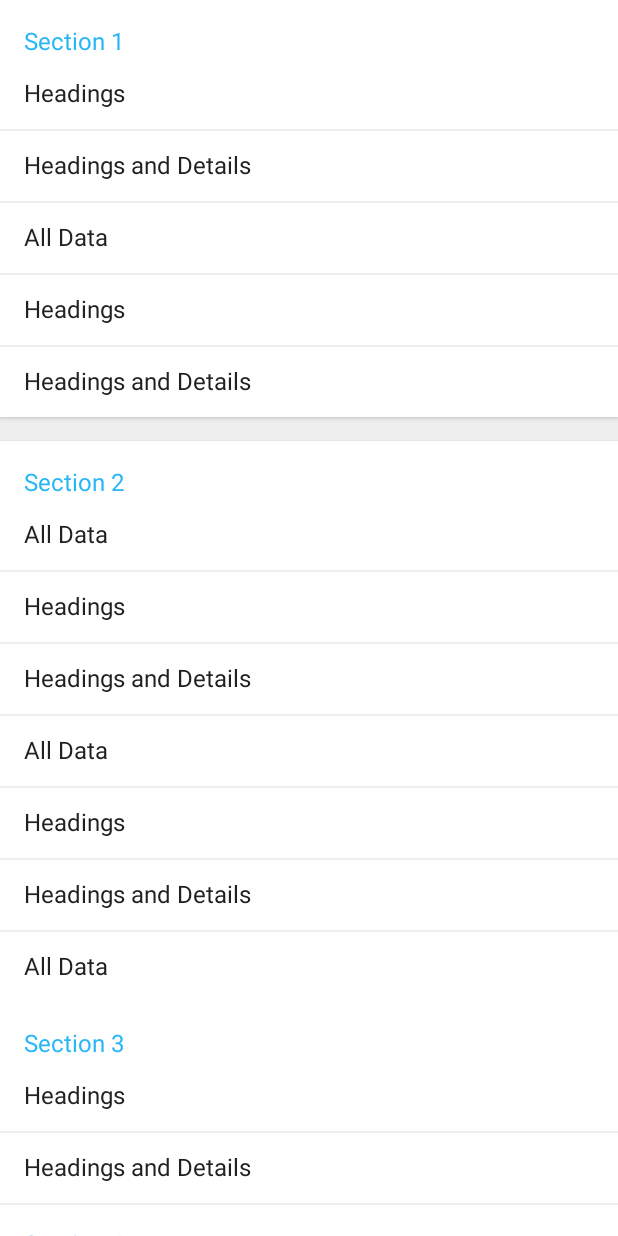
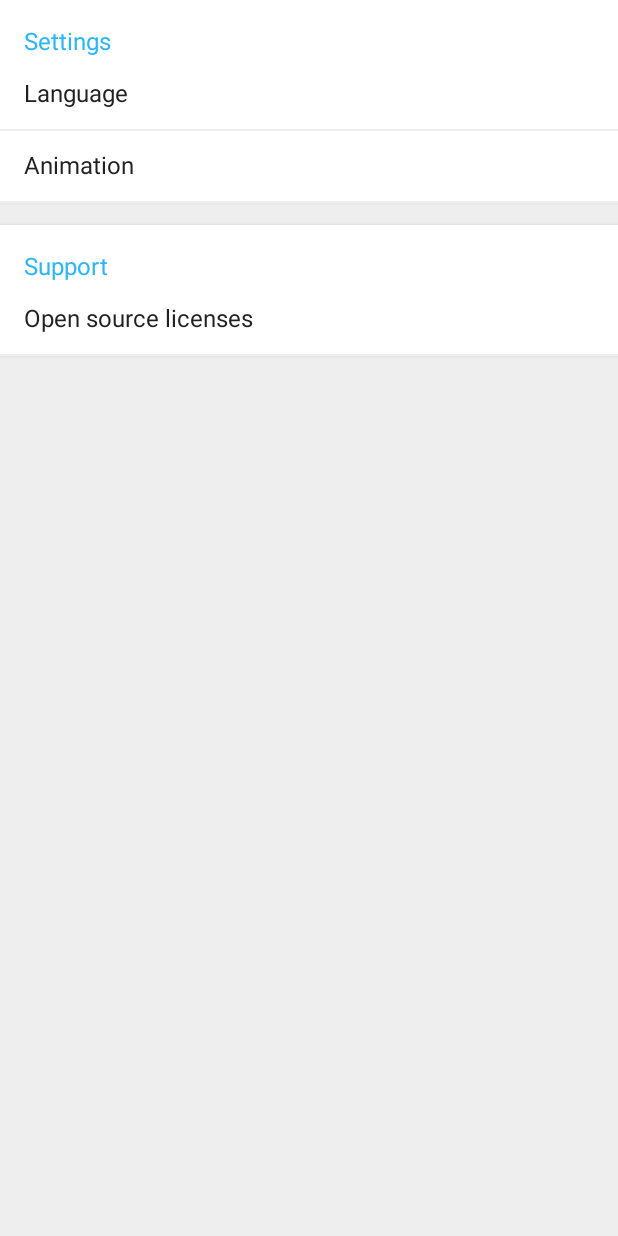
Before and after one commit to hadifar/Flashcard, an Android app: the fragment FragmentSettings shown on its own in the app's theme, on a phone screen of 412 x 824 dp. Run offline under Robolectric (Android 15) with nearby library versions, the phone set to English and light mode, and no system bars; our stand-ins replace ButterKnife; 2 statements that could not run were skipped.

Commit message:
settings logic changed.

```diff
--- /dev/null
+++ b/app/src/main/java/net/hadifar/dope/model/SettingEntity.java
@@ -0,0 +1,34 @@
+package net.hadifar.dope.model;
+
+/**
+ * Created by Amir on 5/3/2016 AD
+ * Project : Flashcard
+ * GitHub  : @AmirHadifar
+ * Twitter : @AmirHadifar
+ */
+public class SettingEntity {
+
+    int settingType;
+    Integer title;
+    Object subtitle;
+
+    public SettingEntity(int settingType, Integer titleResId, Object subTitleResId) {
+        this.settingType = settingType;
+        this.title = titleResId;
+        this.subtitle = subTitleResId;
+    }
+
+    public int getSettingType() {
+        return settingType;
+    }
+
+    public Integer getTitle() {
+        return title;
+    }
+
+    public Object getSubtitle() {
+        return subtitle;
+    }
+
+
+}
--- a/app/src/main/java/net/hadifar/dope/storage/SettingsManager.java
+++ b/app/src/main/java/net/hadifar/dope/storage/SettingsManager.java
@@ -2,6 +2,11 @@ package net.hadifar.dope.storage;
 
 import android.content.Context;
 import android.content.SharedPreferences;
+import android.content.res.Configuration;
+import android.content.res.Resources;
+import android.preference.PreferenceManager;
+
+import java.util.Locale;
 
 /**
  * Amir Hadifar on 01/08/2015
@@ -11,7 +16,10 @@ import android.content.SharedPreferences;
  */
 
 public class SettingsManager {
+
     public static final String DEFAULT_PREFERENCES_NAME = "defaultPreferences";
+
+    private static final String SELECTED_LANGUAGE = "SelectedLanguage";
 
     public static final String PREFERENCE_FIRST_RUN = "isFirstRun";
     public static final String PREFERENCE_SHOWCASE_AGENTS = "showcaseAgents";
@@ -21,17 +29,10 @@ public class SettingsManager {
     public static final String PREFERENCE_SHOWCASE_LAWBOOK_FAVORITE = "showcaseLawBookFavorite";
 
 
-    public static SharedPreferences getDefaultPreferences(Context context) {
+    private static SharedPreferences getDefaultPreferences(Context context) {
         return context.getSharedPreferences(DEFAULT_PREFERENCES_NAME, Context.MODE_PRIVATE);
     }
 
-    public static boolean isFirstRun(Context context) {
-        SharedPreferences preferences = getDefaultPreferences(context);
-        boolean isFirstRun = preferences.getBoolean(PREFERENCE_FIRST_RUN, true);
-        preferences.edit().putBoolean(PREFERENCE_FIRST_RUN, false).commit();
-
-        return isFirstRun;
-    }
 
     public static int getAppLatestVersionCode(Context context) {
         SharedPreferences preferences = getDefaultPreferences(context);
@@ -42,4 +43,50 @@ public class SettingsManager {
         SharedPreferences preferences = getDefaultPreferences(context);
         preferences.edit().putInt(PREFERENCE_APP_LATEST_VERSION_CODE, versionCode).commit();
     }
+
+
+    //
+    public static void onCreate(Context context) {
+        String lang = getPersistedData(context, Locale.getDefault().getLanguage());
+        setLocale(context, lang);
+    }
+
+    public static void onCreate(Context context, String defaultLanguage) {
+        String lang = getPersistedData(context, defaultLanguage);
+        setLocale(context, lang);
+    }
+
+    public static String getLanguage(Context context) {
+        return getPersistedData(context, Locale.getDefault().getLanguage());
+    }
+
+    public static void setLocale(Context context, String language) {
+        persist(context, language);
+        updateResources(context, language);
+    }
+
+    private static String getPersistedData(Context context, String defaultLanguage) {
+        SharedPreferences preferences = PreferenceManager.getDefaultSharedPreferences(context);
+        return preferences.getString(SELECTED_LANGUAGE, defaultLanguage);
+    }
+
+    private static void persist(Context context, String language) {
+        SharedPreferences preferences = PreferenceManager.getDefaultSharedPreferences(context);
+        SharedPreferences.Editor editor = preferences.edit();
+
+        editor.putString(SELECTED_LANGUAGE, language);
+        editor.apply();
+    }
+
+    private static void updateResources(Context context, String language) {
+        Locale locale = new Locale(language);
+        Locale.setDefault(locale);
+
+        Resources resources = context.getResources();
+
+        Configuration configuration = resources.getConfiguration();
+        configuration.locale = locale;
+
+        resources.updateConfiguration(configuration, resources.getDisplayMetrics());
+    }
 }
--- a/app/src/main/java/net/hadifar/dope/ui/activity/BaseActivity.java
+++ b/app/src/main/java/net/hadifar/dope/ui/activity/BaseActivity.java
@@ -18,17 +18,16 @@ public abstract class BaseActivity extends AppCompatActivity {
     public void onCreate(Bundle savedInstanceState) {
         super.onCreate(savedInstanceState);
         //sending uncaughtExceptions to analytics server
-        //todo uncomment this
-        Thread.setDefaultUncaughtExceptionHandler(new Thread.UncaughtExceptionHandler() {
-            @Override
-            public void uncaughtException(Thread thread, Throwable throwable) {
-                try {
-                    AnalyticsTrackers.analyticLogCrash(BaseActivity.this, throwable);
-                    startActivity(new Intent(BaseActivity.this, ExceptionActivity.class));
-                    System.exit(0);
-                } catch (Exception e) {}
-            }
-        });
+//        Thread.setDefaultUncaughtExceptionHandler(new Thread.UncaughtExceptionHandler() {
+//            @Override
+//            public void uncaughtException(Thread thread, Throwable throwable) {
+//                try {
+//                    AnalyticsTrackers.analyticLogCrash(BaseActivity.this, throwable);
+//                    startActivity(new Intent(BaseActivity.this, ExceptionActivity.class));
+//                    System.exit(0);
+//                } catch (Exception e) {}
+//            }
+//        });
     }
 
 
--- a/app/src/main/java/net/hadifar/dope/ui/adapter/SettingsAdapter.java
+++ b/app/src/main/java/net/hadifar/dope/ui/adapter/SettingsAdapter.java
@@ -1,89 +1,86 @@
-package net.hadifar.dope.ui.adapter;
-
-import android.content.Context;
-import android.support.v7.widget.RecyclerView;
-import android.view.LayoutInflater;
-import android.view.View;
-import android.view.ViewGroup;
-import android.widget.TextView;
-
-import net.hadifar.dope.R;
-
-import java.util.Arrays;
-import java.util.List;
-
-import butterknife.Bind;
-import butterknife.ButterKnife;
-
-/**
- * Created by Amir on 4/28/2016 AD
- * Project : Flashcard
- * GitHub  : @AmirHadifar
- * Twitter : @AmirHadifar
- */
-public class SettingsAdapter extends BaseAdapter {
-
-
-    private final Context mContext;
-    private List<String> items;
-
-    public SettingsAdapter(Context context) {
-        mContext = context;
-        items = Arrays.asList(mContext.getResources().getStringArray(R.array.listArray));
-    }
-
-    @Override
-    public RecyclerView.ViewHolder onCreateViewHolder(final ViewGroup viewGroup, final int itemType) {
-
-
-        View rootView = LayoutInflater.from(mContext).inflate(R.layout.row_setting_items, viewGroup, false);
-        return new ViewHolder(rootView);
-
-
-    }
-
-    @Override
-    public void onBindViewHolder(RecyclerView.ViewHolder viewHolder, final int position) {
-
-        ((ViewHolder) viewHolder).bindView(getItem(position));
-
-    }
-
-
-    public String getItem(int position) {
-        return items.get(position);
-    }
-
-
-    @Override
-    public void removeItem(Object entity) {
-    }
-
-
-    @Override
-    public void addItem(Object entity) {
-    }
-
-
-    @Override
-    public int getItemCount() {
-        return items.size();
-    }
-
-    public class ViewHolder extends RecyclerView.ViewHolder {
-
-        @Bind(R.id.txt_setting_title)
-        TextView setting;
-
-        public ViewHolder(View itemView) {
-            super(itemView);
-            ButterKnife.bind(this, itemView);
-        }
-
-        public void bindView(String s) {
-            setting.setText(s);
-        }
-
-
-    }
-}
+//package net.hadifar.dope.ui.adapter;
+//
+//import android.content.Context;
+//import android.support.v7.widget.RecyclerView;
+//import android.view.LayoutInflater;
+//import android.view.View;
+//import android.view.ViewGroup;
+//import android.widget.TextView;
+//
+//import net.hadifar.dope.R;
+//
+//import java.util.Arrays;
+//import java.util.List;
+//
+//import butterknife.Bind;
+//import butterknife.ButterKnife;
+//
+///**
+// * Created by Amir on 4/28/2016 AD
+// * Project : Flashcard
+// * GitHub  : @AmirHadifar
+// * Twitter : @AmirHadifar
+// */
+//public class SettingsAdapter extends BaseAdapter {
+//
+//
+//    private final Context mContext;
+//
+//    public SettingsAdapter(Context context) {
+//        mContext = context;
+//    }
+//
+//    @Override
+//    public RecyclerView.HeaderHolder onCreateViewHolder(final ViewGroup viewGroup, final int itemType) {
+//
+//
+//        View rootView = LayoutInflater.from(mContext).inflate(R.layout.row_setting_items, viewGroup, false);
+//        return new HeaderHolder(rootView);
+//
+//
+//    }
+//
+//    @Override
+//    public void onBindViewHolder(RecyclerView.HeaderHolder viewHolder, final int position) {
+//
+//        ((HeaderHolder) viewHolder).bindView(getItem(position));
+//
+//    }
+//
+//
+//    public String getItem(int position) {
+//        return items.get(position);
+//    }
+//
+//
+//    @Override
+//    public void removeItem(Object entity) {
+//    }
+//
+//
+//    @Override
+//    public void addItem(Object entity) {
+//    }
+//
+//
+//    @Override
+//    public int getItemCount() {
+//        return items.size();
+//    }
+//
+//    public class HeaderHolder extends RecyclerView.HeaderHolder {
+//
+//        @Bind(R.id.txt_setting_title)
+//        TextView setting;
+//
+//        public HeaderHolder(View itemView) {
+//            super(itemView);
+//            ButterKnife.bind(this, itemView);
+//        }
+//
+//        public void bindView(String s) {
+//            setting.setText(s);
+//        }
+//
+//    }
+//}
--- a/app/src/main/java/net/hadifar/dope/ui/fragment/FragmentSettings.java
+++ b/app/src/main/java/net/hadifar/dope/ui/fragment/FragmentSettings.java
@@ -1,17 +1,24 @@
 package net.hadifar.dope.ui.fragment;
 
+import android.content.Context;
+import android.graphics.Canvas;
+import android.graphics.Rect;
+import android.graphics.drawable.Drawable;
 import android.os.Bundle;
+import android.support.v4.content.ContextCompat;
 import android.support.v7.widget.LinearLayoutManager;
 import android.support.v7.widget.RecyclerView;
 import android.view.LayoutInflater;
 import android.view.View;
 import android.view.ViewGroup;
+import android.widget.TextView;
 
 import net.hadifar.dope.R;
+import net.hadifar.dope.model.SettingEntity;
+import net.hadifar.dope.storage.SettingsManager;
 import net.hadifar.dope.ui.adapter.BaseAdapter;
-import net.hadifar.dope.ui.adapter.SectionAdapter;
-import net.hadifar.dope.ui.adapter.SettingsAdapter;
-import net.hadifar.dope.ui.widget.DividerItemDecorator;
+import net.hadifar.dope.ui.listeners.OnBindView;
+import net.hadifar.dope.utils.Utils;
 
 import java.util.ArrayList;
 import java.util.List;
@@ -31,10 +38,26 @@ public class FragmentSettings extends BaseFragment {
     RecyclerView recyclerView;
 
 
+    private final int SETTING_HEADER = 0;
+    private final int SETTING_SIMPLE_TEXT = 1;
+    private final int SETTING_COMPLEX_TEXT = 2;
+    private final int SETTING_SWITCH = 3;
+    private final int SETTING_DIALOG = 4;
+
+    private int settingCount = 0;
+    private int settingSettings = settingCount++;
+    private int settingLanguage = settingCount++;
+    private int settingAnimation = settingCount++;
+    private int settingSupport = settingCount++;
+    private int settingOpenSource = settingCount++;
+
+    List<SettingEntity> settings;
+
     @Override
     public View onCreateView(LayoutInflater inflater, ViewGroup container, Bundle savedInstanceState) {
         View view = inflater.inflate(R.layout.fragment_settings, container, false);
         ButterKnife.bind(this, view);
+
         return view;
     }
 
@@ -42,90 +65,153 @@ public class FragmentSettings extends BaseFragment {
     @Override
     public void onViewCreated(View view, Bundle savedInstanceState) {
 
-        BaseAdapter adapter = new SettingsAdapter(getActivity());
+        BaseAdapter adapter = new SettingsAdapter();
         recyclerView.setLayoutManager(new LinearLayoutManager(getActivity()));
-        recyclerView.setHasFixedSize(true);
         recyclerView.addItemDecoration(new DividerItemDecorator(getActivity()));
-//        recyclerView.setAdapter(adapter);adapter
 
-        List<SectionAdapter.Section> sections = new ArrayList<SectionAdapter.Section>();
-        //Sections
-        sections.add(new SectionAdapter.Section(0, "Section 1"));
-        sections.add(new SectionAdapter.Section(5, "Section 2"));
-        sections.add(new SectionAdapter.Section(12, "Section 3"));
-        sections.add(new SectionAdapter.Section(14, "Section 4"));
-        sections.add(new SectionAdapter.Section(20, "Section 5"));
+        initSettings();
 
-        SectionAdapter.Section[] dummy = new SectionAdapter.Section[sections.size()];
-        SectionAdapter mSectionedAdapter = new SectionAdapter(getActivity(), R.layout.row_setting_section_items, adapter);
-        mSectionedAdapter.setSections(sections.toArray(dummy));
+        recyclerView.setAdapter(adapter);
 
-        recyclerView.setAdapter(mSectionedAdapter);
     }
 
-//
-//    public class SettingsAdapter extends BaseAdapter {
-//
-//        private final Context mContext;
-//        private List<Object> items;
-//
-//        public SettingsAdapter(Context context) {
-//            mContext = context;
-//            items = new ArrayList<>();
-//        }
-//
-//        @Override
-//        public RecyclerView.ViewHolder onCreateViewHolder(final ViewGroup viewGroup, final int itemType) {
-//
-//                    View rootView = LayoutInflater.from(mContext).inflate(R.layout.row_setting_items, viewGroup, false);
-//                    return new ViewHolder(rootView);
-//
-//
-//
-//        }
-//
-//        @Override
-//        public void onBindViewHolder(RecyclerView.ViewHolder viewHolder, final int position) {
-//
-//            ((ViewHolder) viewHolder).bindView((String) getItem(position));
-//
-//        }
-//
-//
-//        public Object getItem(int position) {
-//            return items.get(position);
-//        }
-//
-//
-//        @Override
-//        public void removeItem(Object entity) {
-//        }
-//
-//
-//        @Override
-//        public void addItem(Object entity) {
-//        }
-//
-//
-//        @Override
-//        public int getItemCount() {
-//            return items.size();
-//        }
-//
-//        public class ViewHolder extends RecyclerView.ViewHolder {
-//
-//            @Bind(R.id.txt_setting_title)
-//            TextView setting;
-//
-//            public ViewHolder(View itemView) {
-//                super(itemView);
-//                ButterKnife.bind(this, itemView);
-//            }
-//
-//            public void bindView(String s) {
-//                setting.setText(s);
-//            }
-//        }
-//
-//    }
+    private void initSettings() {
+        settings = new ArrayList<>();
+        settings.add(new SettingEntity(SETTING_HEADER, R.string.setting_settings, null));
+        settings.add(new SettingEntity(SETTING_SIMPLE_TEXT, R.string.setting_language, SettingsManager.getLanguage(getActivity())));
+        settings.add(new SettingEntity(SETTING_SWITCH, R.string.setting_animation, null));
+        settings.add(new SettingEntity(SETTING_HEADER, R.string.setting_support, null));
+        settings.add(new SettingEntity(SETTING_SIMPLE_TEXT, R.string.setting_open_source_licenses, R.string.setting_license_details));
+
+    }
+
+    public class SettingsAdapter extends BaseAdapter {
+
+        @Override
+        public RecyclerView.ViewHolder onCreateViewHolder(final ViewGroup viewGroup, final int itemType) {
+
+            View rootView;
+            switch (itemType) {
+                case SETTING_HEADER:
+                    rootView = LayoutInflater.from(getActivity()).inflate(R.layout.row_setting_header_items, viewGroup, false);
+                    return new HeaderHolder(rootView);
+                case SETTING_SIMPLE_TEXT:
+                    rootView = LayoutInflater.from(getActivity()).inflate(R.layout.row_setting_items, viewGroup, false);
+                    return new SimpleHolder(rootView);
+                default:
+                    return null;
+            }
+        }
+
+        @Override
+        public int getItemViewType(int position) {
+            if (position == settingSettings || position == settingSupport)
+                return SETTING_HEADER;
+            else
+                return SETTING_SIMPLE_TEXT;
+        }
+
+        @Override
+        public void onBindViewHolder(RecyclerView.ViewHolder viewHolder, final int position) {
+            ((OnBindView) viewHolder).bindView(getItem(position));
+        }
+
+
+        public SettingEntity getItem(int position) {
+            return settings.get(position);
+        }
+
+
+        @Override
+        public void removeItem(Object entity) {
+        }
+
+
+        @Override
+        public void addItem(Object entity) {
+        }
+
+
+        @Override
+        public int getItemCount() {
+            return settings.size();
+        }
+
+        public class HeaderHolder extends RecyclerView.ViewHolder implements OnBindView {
+
+            @Bind(R.id.txt_setting_title)
+            TextView setting;
+
+            public HeaderHolder(View itemView) {
+                super(itemView);
+                ButterKnife.bind(this, itemView);
+            }
+
+            public void bindView(SettingEntity settingEntity) {
+                setting.setText(settingEntity.getTitle());
+            }
+        }
+
+        public class SimpleHolder extends RecyclerView.ViewHolder implements OnBindView {
+
+            @Bind(R.id.txt_setting_title)
+            TextView setting;
+
+            public SimpleHolder(View itemView) {
+                super(itemView);
+                ButterKnife.bind(this, itemView);
+            }
+
+            public void bindView(SettingEntity settingEntity) {
+                setting.setText(settingEntity.getTitle());
+            }
+        }
+
+    }
+
+    public class DividerItemDecorator extends RecyclerView.ItemDecoration {
+
+        private int defaultMargin = 0;
+
+        private Drawable mDivider;
+
+        public DividerItemDecorator(Context context) {
+            mDivider = ContextCompat.getDrawable(context, R.drawable.default_divider);
+            defaultMargin = Utils.dpToPx(16);
+        }
+
+        @Override
+        public void onDrawOver(Canvas c, RecyclerView recyclerView, RecyclerView.State state) {
+            int left = recyclerView.getPaddingLeft();
+            int right = recyclerView.getWidth() - recyclerView.getPaddingRight();
+
+            int childCount = recyclerView.getChildCount();
+            for (int i = 0; i < childCount; i++) {
+                View child = recyclerView.getChildAt(i);
+                int pos = recyclerView.getChildAdapterPosition(child);
+
+                if (pos == settingSettings || pos == settingSupport)
+                    continue;
+
+
+                RecyclerView.LayoutParams params = (RecyclerView.LayoutParams) child.getLayoutParams();
+
+                int top = child.getBottom() + params.bottomMargin;
+                int bottom = top + mDivider.getIntrinsicHeight();
+
+                mDivider.setBounds(left, top, right, bottom);
+                mDivider.draw(c);
+            }
+        }
+
+        @Override
+        public void getItemOffsets(Rect outRect, View view, RecyclerView parent, RecyclerView.State state) {
+            super.getItemOffsets(outRect, view, parent, state);
+
+            int pos = parent.getChildAdapterPosition(view);
+            if (pos == settingSupport) {
+                outRect.top = defaultMargin;
+            }
+        }
+    }
 }
--- /dev/null
+++ b/app/src/main/java/net/hadifar/dope/ui/listeners/OnBindView.java
@@ -0,0 +1,13 @@
+package net.hadifar.dope.ui.listeners;
+
+import net.hadifar.dope.model.SettingEntity;
+
+/**
+ * Created by Amir on 5/3/2016 AD
+ * Project : Flashcard
+ * GitHub  : @AmirHadifar
+ * Twitter : @AmirHadifar
+ */
+public interface OnBindView {
+    public void bindView(SettingEntity s);
+}
--- a/app/src/main/java/net/hadifar/dope/ui/widget/DividerItemDecorator.java
+++ b/app/src/main/java/net/hadifar/dope/ui/widget/DividerItemDecorator.java
@@ -12,51 +12,3 @@ import android.view.View;
 
 import net.hadifar.dope.R;
 import net.hadifar.dope.utils.Utils;
-
-public class DividerItemDecorator extends RecyclerView.ItemDecoration {
-
-    private int defaultMargin = 0;
-
-    private Drawable mDivider;
-
-    public DividerItemDecorator(Context context) {
-        mDivider = ContextCompat.getDrawable(context, R.drawable.default_divider);
-        defaultMargin = Utils.dpToPx(16);
-    }
-
-    @Override
-    public void onDrawOver(Canvas c, RecyclerView recyclerView, RecyclerView.State state) {
-        int left = recyclerView.getPaddingLeft();
-        int right = recyclerView.getWidth() - recyclerView.getPaddingRight();
-
-        int childCount = recyclerView.getChildCount();
-        for (int i = 0; i < childCount; i++) {
-            View child = recyclerView.getChildAt(i);
-            int pos = recyclerView.getChildAdapterPosition(child);
-
-            //TODO change this due to settings options
-            if (pos == 0 || pos == 5 || pos == 6 || pos == 13 || pos == 14)
-                continue;
-
-
-            RecyclerView.LayoutParams params = (RecyclerView.LayoutParams) child.getLayoutParams();
-
-            int top = child.getBottom() + params.bottomMargin;
-            int bottom = top + mDivider.getIntrinsicHeight();
-
-            mDivider.setBounds(left, top, right, bottom);
-            mDivider.draw(c);
-        }
-    }
-
-    @Override
-    public void getItemOffsets(Rect outRect, View view, RecyclerView parent, RecyclerView.State state) {
-        super.getItemOffsets(outRect, view, parent, state);
-
-        int pos = parent.getChildAdapterPosition(view);
-        //TODO change this due to settings options
-        if (pos == 6) {
-            outRect.top = defaultMargin;
-        }
-    }
-}
--- a/app/src/main/java/net/hadifar/dope/utils/LocalHelper.java
+++ /dev/null
@@ -1,64 +0,0 @@
-package net.hadifar.dope.utils;
-
-import android.content.Context;
-import android.content.SharedPreferences;
-import android.content.res.Configuration;
-import android.content.res.Resources;
-import android.preference.PreferenceManager;
-
-import java.util.Locale;
-
-/**
- * Created by Amir on 5/3/2016 AD
- * Project : Flashcard
- * GitHub  : @AmirHadifar
- * Twitter : @AmirHadifar
- */
-public class LocalHelper {
-
-    private static final String SELECTED_LANGUAGE = "SelectedLanguage";
-
-    public static void onCreate(Context context) {
-        String lang = getPersistedData(context, Locale.getDefault().getLanguage());
-        setLocale(context, lang);
-    }
-
-    public static void onCreate(Context context, String defaultLanguage) {
-        String lang = getPersistedData(context, defaultLanguage);
-        setLocale(context, lang);
-    }
-
-    public static String getLanguage(Context context) {
-        return getPersistedData(context, Locale.getDefault().getLanguage());
-    }
-
-    public static void setLocale(Context context, String language) {
-        persist(context, language);
-        updateResources(context, language);
-    }
-
-    private static String getPersistedData(Context context, String defaultLanguage) {
-        SharedPreferences preferences = PreferenceManager.getDefaultSharedPreferences(context);
-        return preferences.getString(SELECTED_LANGUAGE, defaultLanguage);
-    }
-
-    private static void persist(Context context, String language) {
-        SharedPreferences preferences = PreferenceManager.getDefaultSharedPreferences(context);
-        SharedPreferences.Editor editor = preferences.edit();
-
-        editor.putString(SELECTED_LANGUAGE, language);
-        editor.apply();
-    }
-
-    private static void updateResources(Context context, String language) {
-        Locale locale = new Locale(language);
-        Locale.setDefault(locale);
-
-        Resources resources = context.getResources();
-
-        Configuration configuration = resources.getConfiguration();
-        configuration.locale = locale;
-
-        resources.updateConfiguration(configuration, resources.getDisplayMetrics());
-    }
-}
--- a/app/src/main/res/values/strings.xml
+++ b/app/src/main/res/values/strings.xml
@@ -89,39 +89,13 @@
     <string name="msg_error_happened_exception">Some error Happened. Would you like to launch app again?</string>
 
 
-    <string-array name="listArray">
-        <item>Headings</item>
-        <item>Headings and Details</item>
-        <item>All Data</item>
-        <item>Headings</item>
-        <item>Headings and Details</item>
-        <item>All Data</item>
-        <item>Headings</item>
-        <item>Headings and Details</item>
-        <item>All Data</item>
-        <item>Headings</item>
-        <item>Headings and Details</item>
-        <item>All Data</item>
-        <item>Headings</item>
-        <item>Headings and Details</item>
-        <item>All Data</item>
-        <item>Headings</item>
-        <item>Headings and Details</item>
-        <item>All Data</item>
-        <item>Headings</item>
-        <item>Headings and Details</item>
-        <item>All Data</item>
-        <item>Headings</item>
-        <item>Headings and Details</item>
-        <item>All Data</item>
-        <item>Headings</item>
-        <item>Headings and Details</item>
-        <item>All Data</item>
-        <item>Headings</item>
-        <item>Headings and Details</item>
-        <item>All Data</item>
-    </string-array>
-
+    <!--Settings items-->
+    <string name="setting_settings">Settings</string>
+    <string name="setting_language">Language</string>
+    <string name="setting_support">Support</string>
+    <string name="setting_animation">Animation</string>
+    <string name="setting_open_source_licenses">Open source licenses</string>
+    <string name="setting_license_details">Licenses details for open source software</string>
 
 
 </resources>
--- a/app/src/main/res/xml/app_tracker.xml
+++ b/app/src/main/res/xml/app_tracker.xml
@@ -11,7 +11,6 @@
     <bool name="ga_reportUncaughtExceptions">true</bool>
 
     <!--  The property id associated with this analytics tracker -->
-    <!--You should fill this with your own trackingId -->
-    <string name="ga_trackingId"></string>
+    <string name="ga_trackingId">UA-69423285-2</string>
 
 </resources>
```
Also changed, not shown: app/src/main/java/net/hadifar/dope/ui/adapter/GridAdapter.java (+8 -8 lines), app/src/main/java/net/hadifar/dope/ui/fragment/FragmentFavoriteFlashCardList.java (+6 -6 lines), app/src/main/res/layout/row_setting_header_items.xml (renamed from app/src/main/res/layout/row_setting_section_items.xml), 1 other file.
